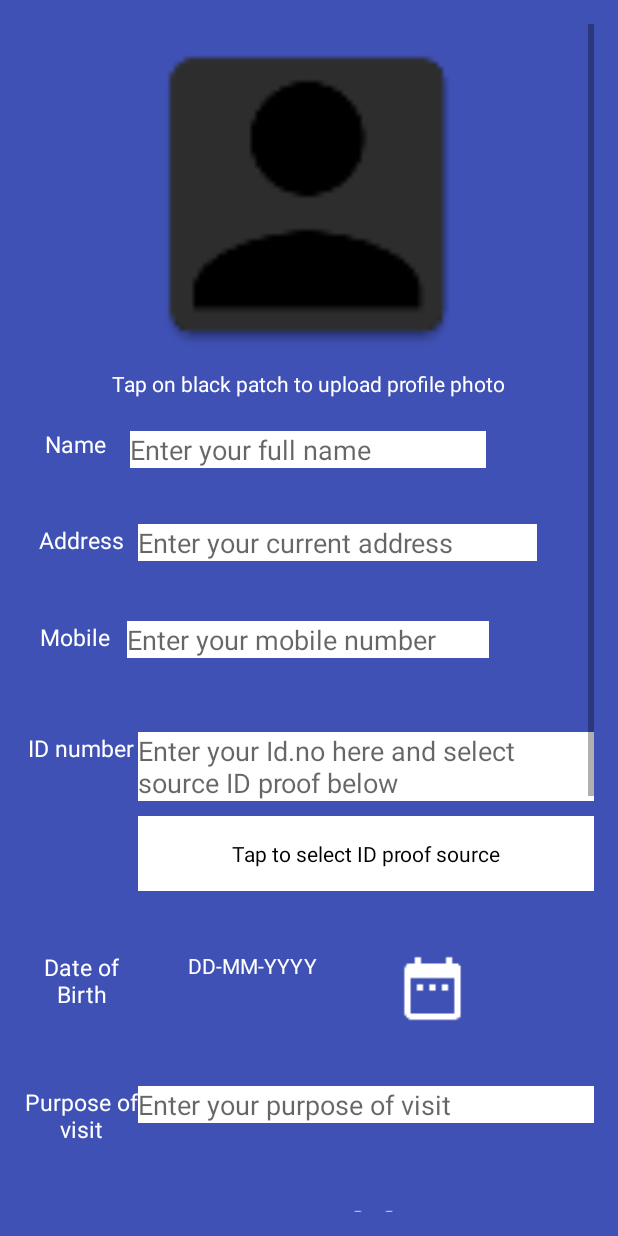
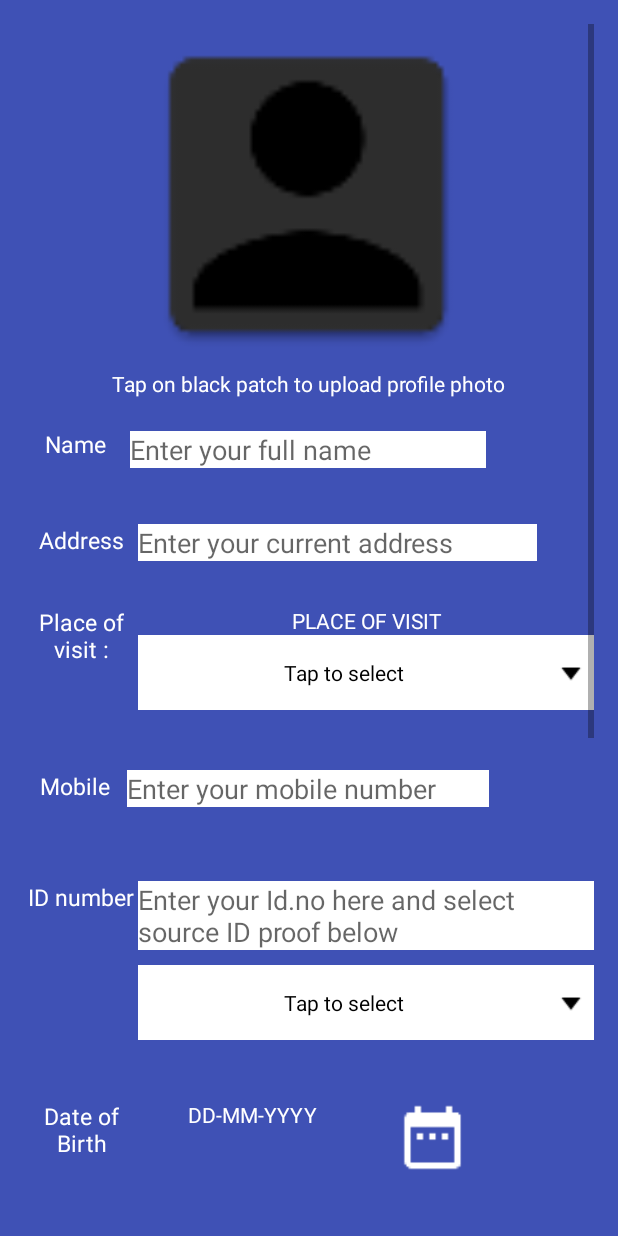
Before and after one commit to Dwijraj/TouristGuard, an Android app: the Passdetails screen opened directly, with no data from a screen before it, on a phone screen of 412 x 824 dp. Run offline under Robolectric (Android 15) with nearby library versions, the phone set to English and light mode, and no system bars; our stand-ins replace Firebase (no records; nobody signed in at launch, a user with empty details on screens opened directly); libraries missing offline, so code that uses them is left out: com.paypal.android, mohitbadwal.rxconnect; pictures from the network do not load; 5 statements that could not run were skipped.

Commit message:
Destination and Gate Number added Need to remove Toast Messages next time

```diff
--- a/app/src/main/java/firebaseapps/com/pass/CustomAdapter.java
+++ b/app/src/main/java/firebaseapps/com/pass/CustomAdapter.java
@@ -9,6 +9,7 @@ import android.view.LayoutInflater;
 import android.view.View;
 import android.view.ViewGroup;
 import android.widget.BaseAdapter;
+import android.widget.ImageView;
 import android.widget.TextView;
 
 public class CustomAdapter extends BaseAdapter {
@@ -42,12 +43,14 @@ public class CustomAdapter extends BaseAdapter {
     public View getView(int i, View view, ViewGroup viewGroup) {
         view = inflter.inflate(R.layout.test, null);
         TextView names = (TextView) view.findViewById(R.id.textView);
+        ImageView Image =(ImageView) view.findViewById(R.id.IMAGE_VIEW_SELECT);
         if(i==0)
         {
-            names.setText("Tap to select ID proof source");
+            names.setText("Tap to select");
         }
         else
         {
+            Image.setVisibility(View.INVISIBLE);
             names.setText(countryNames[i]);
         }
         return view;
--- a/app/src/main/java/firebaseapps/com/pass/MainActivity.java
+++ b/app/src/main/java/firebaseapps/com/pass/MainActivity.java
@@ -127,8 +127,9 @@ public class MainActivity extends AppCompatActivity {
                     }
                     OTPint=  99 + i;
                     OTPstring=String.valueOf(OTPint);
-                    Log.v("OTP",OTPstring);
+//                    Log.v("OTP",OTPstring);
 
+                    Toast.makeText(getApplicationContext(),"YOUR OTP IS "+OTPstring,Toast.LENGTH_SHORT ).show();
 
                     new Thread(new Runnable() {
                         @Override
@@ -139,7 +140,7 @@ public class MainActivity extends AppCompatActivity {
                             rxConnect.setParam("mobile","91"+IMEI);
                             rxConnect.setParam("message","Your OTP is "+OTPstring);
                             rxConnect.setParam("senderid","INFOSM");
-                            rxConnect.setParam("accusage","1");
+                            rxConnect.setParam("accusage","2");
                             rxConnect.execute(URL,RxConnect.GET, new RxConnect.RxResultHelper() {
 
 
--- a/app/src/main/java/firebaseapps/com/pass/Passdetails.java
+++ b/app/src/main/java/firebaseapps/com/pass/Passdetails.java
@@ -77,6 +77,10 @@ import mohitbadwal.rxconnect.RxConnect;
 
 //http://mobicomm.dove-sms.com/mobicomm//submitsms.jsp?user=SACHIN&key=d4c5c9993fXX&mobile=91(9437510178)&message=(test sms)&senderid=INFOSM&accusage=1
 
+/** MINOR BUG FIXES IMAGE VIEW IN SCAN_ID CANT PUT BIG IMAGES **/
+
+
+
 public class Passdetails extends AppCompatActivity {
 
     private FirebaseAuth mAuth;
@@ -122,8 +126,11 @@ public class Passdetails extends AppCompatActivity {
     private String state;
     private String ID_Source;
     private int flag;
+    private TextView PLACE_OF_VISIT;
     private Spinner spinner;
     private String id;
+    private String PLACE=null;
+    private Spinner PLACES_SPINNER;
     public static final int PAYPAL_REQUEST_CODE = 123;
   //  private AwesomeValidation mAwesomeValidation;
     public static int THE_TEST=0;
@@ -131,8 +138,10 @@ public class Passdetails extends AppCompatActivity {
     String URL="http://mobicomm.dove-sms.com/mobicomm/submitsms.jsp";//?user=SACHIN&key=d4c5c9993fXX&mobile=918093679890&message=(test sms)&senderid=INFOSM&accusage=1";
     private DatePicker datePicker;
     private static  final String[]paths = {"","Passport", "Driving License", "Adhar Card","PAN"};
+    private static final  String[] PLACES={"","1","2","3"};
     private Calendar calendar;
     private int mDay, mMonth ,mYear;
+    private DatabaseReference REFUND;
     //Paypal Configuration Object
     private static PayPalConfiguration config = new PayPalConfiguration()
             // Start with mock environment.  When ready, switch to sandbox (ENVIRONMENT_SANDBOX)
@@ -158,6 +167,9 @@ public class Passdetails extends AppCompatActivity {
 
         dialog=new Dialog(Passdetails.this);
 
+        PLACE_OF_VISIT=(TextView) findViewById(R.id.PLACE_OF_VISITS);
+        PLACES_SPINNER=(Spinner) findViewById(R.id.spinnerPlaces);
+        REFUND=FirebaseDatabase.getInstance().getReference().child("ToRefund");
         ERROR_DATE=(LinearLayout)findViewById(R.id.DATE_ERROR);
         ERROR_MOBILE=(LinearLayout)findViewById(R.id.MOBILE_ERROR);
         ERROR_NAME=(LinearLayout)findViewById(R.id.NAME_ERROR);
@@ -200,6 +212,11 @@ public class Passdetails extends AppCompatActivity {
         spinner.setAdapter(customAdapter);
         spinner.setPrompt("Select The source");
 
+        CustomAdapter customAdapter1=new CustomAdapter(getApplicationContext(),PLACES);
+        PLACES_SPINNER.setAdapter(customAdapter1);
+
+
+
         spinner.setOnItemSelectedListener(new AdapterView.OnItemSelectedListener() {
             @Override
             public void onItemSelected(AdapterView<?> parent, View view, int position, long id) {
@@ -213,9 +230,29 @@ public class Passdetails extends AppCompatActivity {
 
             }
         });
-       //adding validation to edittexts
-        //mAwesomeValidation.addValidation(Passdetails.this, R.id.name,  "^[A-Za-z\\s]{1,}[\\.]{0,1}[A-Za-z\\s]{0,}$", R.string.err_name);
 
+        PLACES_SPINNER.setOnItemSelectedListener(new AdapterView.OnItemSelectedListener() {
+            @Override
+            public void onItemSelected(AdapterView<?> parent, View view, int positiond, long id) {
+
+                if(positiond!=0)
+                {
+
+
+                    PLACE=PLACES[positiond];
+                    PLACE_OF_VISIT.setText(PLACES[positiond]);
+
+
+                }
+
+            }
+
+            @Override
+            public void onNothingSelected(AdapterView<?> parent) {
+
+
+            }
+        });
 
 
 
@@ -259,10 +296,26 @@ public class Passdetails extends AppCompatActivity {
             @Override
             public void beforeTextChanged(CharSequence s, int start, int count, int after) {
 
+                if(s.length()==0)
+                {
+                    if(ERROR_MOBILE.getVisibility()== View.VISIBLE)
+                    {
+                        ERROR_MOBILE.setVisibility(View.INVISIBLE);
+                    }
+                }
+
             }
 
             @Override
             public void onTextChanged(CharSequence s, int start, int before, int count) {
+
+                if(s.length()==0)
+                {
+                    if(ERROR_MOBILE.getVisibility()== View.VISIBLE)
+                    {
+                        ERROR_MOBILE.setVisibility(View.INVISIBLE);
+                    }
+                }
 
             }
 
@@ -277,6 +330,13 @@ public class Passdetails extends AppCompatActivity {
                     }
 
                 }
+                else if(s.length()==0)
+                {
+                    if(ERROR_MOBILE.getVisibility()== View.VISIBLE)
+                    {
+                        ERROR_MOBILE.setVisibility(View.INVISIBLE);
+                    }
+                }
                 else
                 {
                     if(ERROR_MOBILE.getVisibility()== View.VISIBLE)
@@ -287,13 +347,6 @@ public class Passdetails extends AppCompatActivity {
 
             }
         });
-
-
-
-
-
-
-
         DOJDate.setOnClickListener(new View.OnClickListener() {
 
             @Override
@@ -459,7 +512,7 @@ public class Passdetails extends AppCompatActivity {
 
                    // if(mAwesomeValidation.validate())
                   //  {
-                        if(  !( ID_Source.equals("Tap to select ID proof source") ||  TextUtils.isEmpty(Names) || TextUtils.isEmpty(Addresses) || TextUtils.isEmpty(DateOfJourney) || TextUtils.isEmpty(DateOfBirth) || TextUtils.isEmpty(Mobiles) || TextUtils.isEmpty(ID_NO) || TextUtils.isEmpty(Purposes) || TextUtils.isEmpty(byteArray.toString()) || TextUtils.isEmpty(scaniduri.toString()) )
+                        if(  !( ID_Source.contains("Tap") || TextUtils.isEmpty(PLACE) ||  TextUtils.isEmpty(Names) || TextUtils.isEmpty(Addresses) || TextUtils.isEmpty(DateOfJourney) || TextUtils.isEmpty(DateOfBirth) || TextUtils.isEmpty(Mobiles) || TextUtils.isEmpty(ID_NO) || TextUtils.isEmpty(Purposes) || TextUtils.isEmpty(byteArray.toString()) || TextUtils.isEmpty(scaniduri.toString()) )
                                 &&ERROR_NAME.getVisibility()==View.INVISIBLE&&ERROR_MOBILE.getVisibility()==View.INVISIBLE&&ERROR_DATE.getVisibility()==View.INVISIBLE)
                         {
                             UNAVAILABLE_DATES.addValueEventListener(new ValueEventListener() {
@@ -506,6 +559,13 @@ public class Passdetails extends AppCompatActivity {
                                 {
 
                                     Toast.makeText(getApplicationContext(),"Please enter valid Date",Toast.LENGTH_SHORT).show();
+                                }
+                                else if(PLACE==null)
+                                {
+
+                                    Toast.makeText(getApplicationContext(),"Please select destination",Toast.LENGTH_SHORT).show();
+
+
                                 }
 
 
@@ -604,13 +664,13 @@ public class Passdetails extends AppCompatActivity {
     private void SubmitApplication() {
 
 
-        try {
+      /*  try {
             Profile.setImageBitmap(bitmap_BAR_CODE);
         }
         catch (Exception e)
         {
                 Toast.makeText(getApplicationContext(),"Can't be generated",Toast.LENGTH_SHORT).show();
-        }
+        } */
 
 
 
@@ -660,8 +720,10 @@ public class Passdetails extends AppCompatActivity {
                                     newapplication.child("ApplicationStatus").setValue("Payment Received");
                                     newapplication.child("DateOfBirth").setValue(DateOfBirth);
                                     newapplication.child("DateOfJourney").setValue(DateOfJourney);
+                                    newapplication.child("Destination").setValue(PLACE);
                                     newapplication.child("ID_Source").setValue(ID_Source);
                                     newapplication.child("Carnumber").setValue("N/A");
+                                    newapplication.child("Gate").setValue("N/A");
                                     newapplication.child("Drivername").setValue("N/A").addOnSuccessListener(new OnSuccessListener<Void>() {
                                         @Override
                                         public void onSuccess(Void aVoid) {
@@ -670,7 +732,7 @@ public class Passdetails extends AppCompatActivity {
                                             rxConnect.setParam("mobile","91"+Mobile.getText().toString().trim());
                                             rxConnect.setParam("message","Pass Booked pass number "+id);
                                             rxConnect.setParam("senderid","INFOSM");
-                                            rxConnect.setParam("accusage","1");
+                                            rxConnect.setParam("accusage","2");
                                             rxConnect.execute(URL,RxConnect.GET, new RxConnect.RxResultHelper() {
                                                 @Override
                                                 public void onResult(String result) {
@@ -721,6 +783,11 @@ public class Passdetails extends AppCompatActivity {
 
 
                                         }
+                                    }).addOnFailureListener(new OnFailureListener() {
+                                        @Override
+                                        public void onFailure(@NonNull Exception e) {
+                                            REFUND.child(id).setValue("FAILED FORM SUBMISSION MAKE REFUND");
+                                        }
                                     });
 
                                     Application_status.setText("Payment state :"+"Payment Received processing"+"\n" +"Transaction Id \n" +id);
@@ -735,20 +802,9 @@ public class Passdetails extends AppCompatActivity {
 
                                  //   String URL="http://mobicomm.dove-sms.com/mobicomm//submitsms.jsp?user=SACHIN&key=d4c5c9993fXX&mobile=918093679890&message=(test sms)&senderid=INFOSM&accusage=1";
 
-
-
-
-
-
-
-
                                     Payment.setEnabled(false);
                                     Transaction_Id.setText(id);
                                     Transaction_Id.setEnabled(true);
-
-
-
-
 
                                 }
                             }).addOnFailureListener(new OnFailureListener() {
@@ -761,6 +817,7 @@ public class Passdetails extends AppCompatActivity {
                                     Application_status.setText("Form submission unsuccessful please ensure net connection and try again");
                                     mDialog.dismiss();
                                     Toast.makeText(getApplicationContext(),"Form submission not successfull"+e.toString(),Toast.LENGTH_SHORT).show();
+                                    REFUND.child(id).setValue("FAILED FORM SUBMISSION MAKE REFUND");
                                 }
                             });
 
@@ -771,6 +828,7 @@ public class Passdetails extends AppCompatActivity {
 
                             mDialog.dismiss();
                             Toast.makeText(getApplicationContext(),"Form submission not successfull"+e.toString(),Toast.LENGTH_SHORT).show();
+                            REFUND.child(id).setValue("FAILED FORM SUBMISSION MAKE REFUND");
                         }
                     });
 
--- a/app/src/main/java/firebaseapps/com/pass/ViewPass.java
+++ b/app/src/main/java/firebaseapps/com/pass/ViewPass.java
@@ -40,6 +40,8 @@ public class ViewPass extends AppCompatActivity {
     private DatabaseReference ApplicationRef2;
     private  Application app;
     private TextView ID_source;
+    private TextView Gate;
+    private TextView place_of_visit;
 
 
 
@@ -50,6 +52,8 @@ public class ViewPass extends AppCompatActivity {
             finish();
         setContentView(R.layout.pass_history);
 
+        place_of_visit=(TextView) findViewById(R.id.place);
+        Gate=(TextView) findViewById(R.id.GATE);
         CarNumber=(TextView)findViewById(R.id.Carnumbers);
         DriverName=(TextView)findViewById(R.id.DriverNAME);
       final  ImageView imageView=(ImageView) findViewById(R.id.BAR_CODE_SHOW);
@@ -104,6 +108,8 @@ public class ViewPass extends AppCompatActivity {
                 ID_source.setText(app.ID_Source);
                 CarNumber.setText(app.Carnumber);
                 DriverName.setText(app.Drivername);
+                Gate.setText(app.Gate);
+                place_of_visit.setText(app.Destination);
 
                 if(app.ApplicationStatus.contains("Verified"))
                 {
--- a/app/src/main/res/layout/activity_passdetails.xml
+++ b/app/src/main/res/layout/activity_passdetails.xml
@@ -152,6 +152,66 @@
 
                 </LinearLayout>
           </LinearLayout>
+
+            <LinearLayout
+                android:weightSum="100"
+                android:baselineAligned="false"
+                android:layout_marginTop="30dp"
+                android:layout_width="match_parent"
+                android:layout_height="wrap_content"
+                android:orientation="horizontal">
+
+                <LinearLayout
+                    android:layout_weight="20"
+                    android:weightSum="100"
+                    android:layout_width="0dp"
+                    android:layout_height="wrap_content">
+
+                    <TextView
+                        android:gravity="center"
+                        android:layout_weight="100"
+                        android:layout_width="0dp"
+                        android:layout_height="wrap_content"
+                        android:text="Place of visit :"
+                        android:textSize="15sp"
+                        android:textColor="#ffff"
+                        android:id="@+id/textView4" />
+
+
+                </LinearLayout>
+
+                <LinearLayout
+                    android:layout_weight="80"
+                    android:layout_width="0dp"
+                    android:weightSum="100"
+                    android:orientation="vertical"
+                    android:layout_height="wrap_content">
+
+                    <TextView
+                        android:layout_width="match_parent"
+                        android:layout_weight="40"
+                        android:textColor="#ffff"
+                        android:gravity="center"
+                        android:text="PLACE OF VISIT"
+                        android:id="@+id/PLACE_OF_VISITS"
+                        android:layout_height="0dp" />
+
+
+                    <Spinner
+
+                        android:gravity="start"
+                        android:layout_gravity="center"
+                        android:id="@+id/spinnerPlaces"
+                        android:background="#ffff"
+                        android:layout_width="match_parent"
+                        android:layout_height="0dp"
+                        android:minHeight="50dp"
+                        android:layout_weight="60"/>
+
+
+                </LinearLayout>
+            </LinearLayout>
+
             <LinearLayout
                 android:weightSum="100"
                 android:baselineAligned="false"
@@ -176,6 +236,8 @@
                       android:textColor="#ffff"/>
 
               </LinearLayout>
+
+
 
               <LinearLayout
                   android:layout_weight="70"
@@ -270,7 +332,6 @@
                             android:layout_height="0dp"
                             android:minHeight="50dp"
                             android:layout_weight="40"/>
-
 
 
                     </LinearLayout>
--- a/app/src/main/res/layout/test.xml
+++ b/app/src/main/res/layout/test.xml
@@ -1,6 +1,7 @@
 <?xml version="1.0" encoding="utf-8"?>
 <LinearLayout xmlns:android="http://schemas.android.com/apk/res/android"
     android:layout_width="match_parent"
+    android:weightSum="100"
     android:layout_height="wrap_content"
     android:orientation="horizontal">
 
@@ -9,7 +10,8 @@
     <TextView
         android:id="@+id/textView"
         android:textSize="14sp"
-        android:layout_width="match_parent"
+        android:layout_weight="90"
+        android:layout_width="0dp"
         android:gravity="center"
         android:layout_height="wrap_content"
         android:layout_gravity="center"
@@ -17,4 +19,11 @@
         android:text="Demo"
         android:textColor="#000" />
 
+  <ImageView
+      android:layout_weight="10"
+      android:layout_width="0dp"
+      android:id="@+id/IMAGE_VIEW_SELECT"
+      android:background="@mipmap/ic_arrow_drop_down_black_24dp"
+      android:layout_height="match_parent" />
+
 </LinearLayout>
```
Also changed, not shown: app/src/main/java/firebaseapps/com/pass/Application.java (+13 -8 lines), app/src/main/res/layout/pass_history.xml (+61 -0 lines), app/src/main/res/mipmap-hdpi/ic_arrow_drop_down_black_24dp.png (added), app/src/main/res/mipmap-mdpi/ic_arrow_drop_down_black_24dp.png (added), app/src/main/res/mipmap-xhdpi/ic_arrow_drop_down_black_24dp.png (added), app/src/main/res/mipmap-xxhdpi/ic_arrow_drop_down_black_24dp.png (added), app/src/main/res/mipmap-xxxhdpi/ic_arrow_drop_down_black_24dp.png (added).
